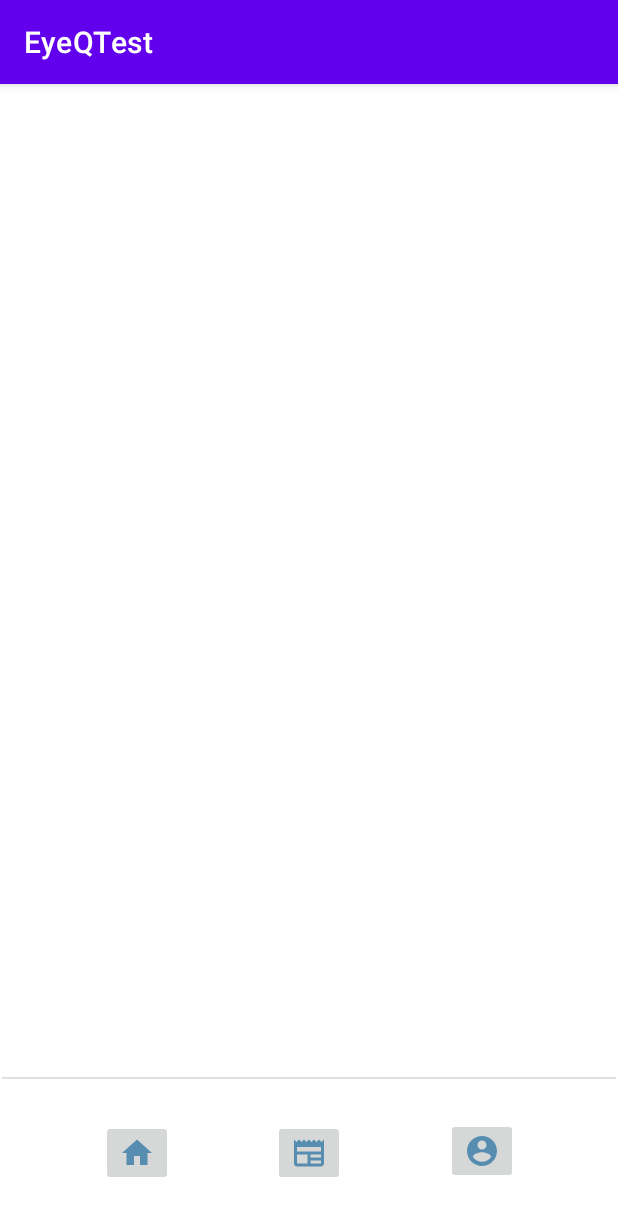
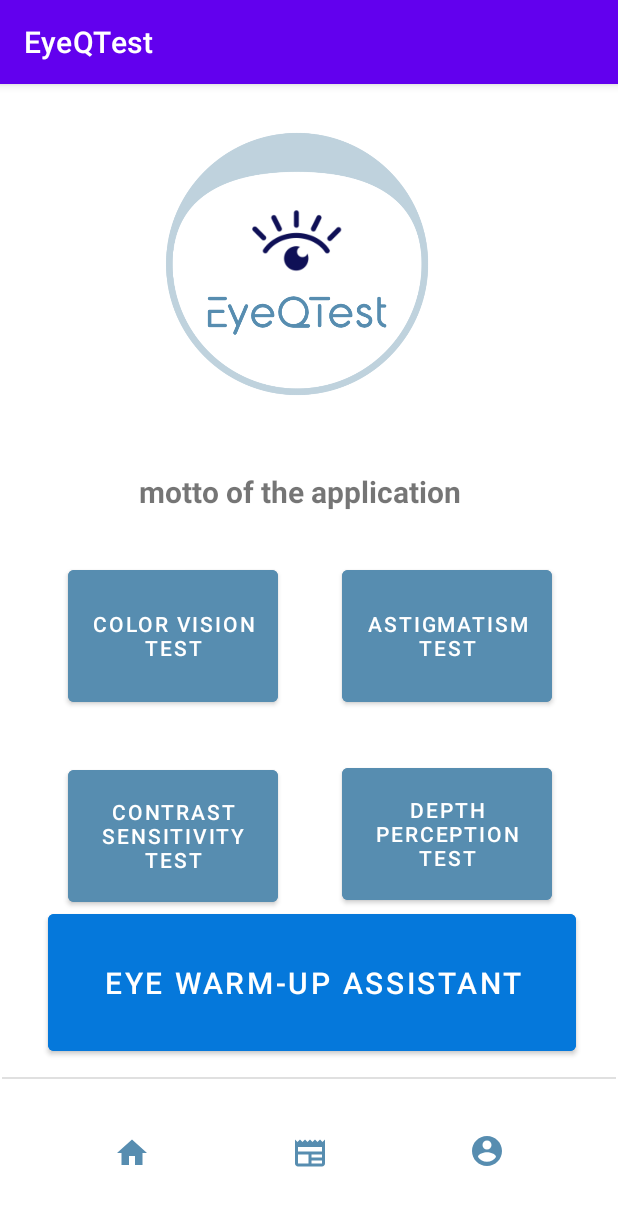
Before and after one commit to poorna-theekshana/EyeQTest, an Android app: the screen it shows after launch (MainActivity), on a phone screen of 412 x 824 dp. Shown: the top 1216 px of the screen. Run offline under Robolectric (Android 15) with nearby library versions, the light colour scheme and no system bars.

Commit message:
home page UI

```diff
--- a/app/src/main/java/com/example/eyeqtest/HomeFragment.kt
+++ b/app/src/main/java/com/example/eyeqtest/HomeFragment.kt
@@ -7,7 +7,6 @@ import android.view.LayoutInflater
 import android.view.View
 import android.view.ViewGroup
 import android.widget.Button
-import com.example.eyeqtest.ColorBlindTest.CloseRightEye
 import com.example.eyeqtest.ColorBlindTest.ColorBlindHome
 
 class HomeFragment : Fragment() {
@@ -19,15 +18,12 @@ class HomeFragment : Fragment() {
         // Inflate the layout for this fragment
         val view = inflater.inflate(R.layout.fragment_home, container, false)
 
-        val colorblindtest = view.findViewById<Button>(R.id.cbtesthomebtn)
+        val colorblindtest = view.findViewById<Button>(R.id.colorBlindTestBtn)
 
         colorblindtest.setOnClickListener {
             val intent = Intent(activity, ColorBlindHome::class.java)
             startActivity(intent)
         }
-
-
-
         return view
     }
 
--- a/app/src/main/java/com/example/eyeqtest/MainActivity.kt
+++ b/app/src/main/java/com/example/eyeqtest/MainActivity.kt
@@ -25,7 +25,7 @@ class MainActivity : AppCompatActivity() {
             imgUser.setImageResource(R.drawable.account_icon)
             imgNews.setImageResource(R.drawable.newsletter_icon)
             supportFragmentManager.beginTransaction().apply {
-                replace(R.id.fragmentContainerView, fragmentHome)
+                replace(R.id.fragmentContainerView3, fragmentHome)
                 commit()
             }
         }
@@ -35,7 +35,7 @@ class MainActivity : AppCompatActivity() {
             imgUser.setImageResource(R.drawable.selected_user)
             imgNews.setImageResource(R.drawable.newsletter_icon)
             supportFragmentManager.beginTransaction().apply {
-                replace(R.id.fragmentContainerView, fragmentUser)
+                replace(R.id.fragmentContainerView3, fragmentUser)
                 commit()
             }
         }
@@ -45,7 +45,7 @@ class MainActivity : AppCompatActivity() {
             imgUser.setImageResource(R.drawable.account_icon)
             imgNews.setImageResource(R.drawable.selected_newsletter)
             supportFragmentManager.beginTransaction().apply {
-                replace(R.id.fragmentContainerView, fragmentNews)
+                replace(R.id.fragmentContainerView3, fragmentNews)
                 commit()
             }
         }
--- a/app/src/main/java/com/example/eyeqtest/UserFragment.kt
+++ b/app/src/main/java/com/example/eyeqtest/UserFragment.kt
@@ -20,15 +20,6 @@ class UserFragment : Fragment() {
         // Inflate the layout for this fragment
         val view = inflater.inflate(R.layout.fragment_user, container, false)
 
-        val colorblindtest = view.findViewById<Button>(R.id.button)
-
-        colorblindtest.setOnClickListener {
-            val intent = Intent(activity, ColorBlindHome::class.java)
-            startActivity(intent)
-        }
-
-
-
         return view
     }
 
--- a/app/src/main/res/layout/activity_main.xml
+++ b/app/src/main/res/layout/activity_main.xml
@@ -8,10 +8,11 @@
 
     <ImageButton
         android:id="@+id/homebutton"
-        android:layout_width="wrap_content"
-        android:layout_height="wrap_content"
+        android:layout_width="70dp"
+        android:layout_height="60dp"
         android:layout_marginTop="9dp"
         android:layout_marginBottom="16dp"
+        android:backgroundTint="#FFFFFF"
         app:layout_constraintBottom_toBottomOf="parent"
         app:layout_constraintEnd_toStartOf="@+id/newletterbutton"
         app:layout_constraintHorizontal_bias="0.5"
@@ -22,10 +23,11 @@
 
     <ImageButton
         android:id="@+id/userbutton"
-        android:layout_width="wrap_content"
-        android:layout_height="wrap_content"
+        android:layout_width="69dp"
+        android:layout_height="59dp"
         android:layout_marginTop="8dp"
         android:layout_marginBottom="17dp"
+        android:backgroundTint="#FFFFFF"
         app:layout_constraintBottom_toBottomOf="parent"
         app:layout_constraintEnd_toEndOf="parent"
         app:layout_constraintHorizontal_bias="0.5"
@@ -35,10 +37,11 @@
 
     <ImageButton
         android:id="@+id/newletterbutton"
-        android:layout_width="wrap_content"
-        android:layout_height="wrap_content"
+        android:layout_width="62dp"
+        android:layout_height="60dp"
         android:layout_marginTop="9dp"
         android:layout_marginBottom="16dp"
+        android:backgroundTint="#FFFFFF"
         app:layout_constraintBottom_toBottomOf="parent"
         app:layout_constraintEnd_toStartOf="@+id/userbutton"
         app:layout_constraintHorizontal_bias="0.5"
@@ -51,20 +54,22 @@
         android:layout_width="409dp"
         android:layout_height="1dp"
         android:layout_marginStart="1dp"
-        android:layout_marginTop="2dp"
+        android:layout_marginTop="4dp"
         android:layout_marginEnd="1dp"
         android:background="?android:attr/listDivider"
         app:layout_constraintEnd_toEndOf="parent"
         app:layout_constraintHorizontal_bias="0.0"
         app:layout_constraintStart_toStartOf="parent"
-        app:layout_constraintTop_toBottomOf="@+id/fragmentContainerView" />
+        app:layout_constraintTop_toBottomOf="@+id/fragmentContainerView3" />
 
     <androidx.fragment.app.FragmentContainerView
-        android:id="@+id/fragmentContainerView"
+        android:id="@+id/fragmentContainerView3"
         android:name="com.example.eyeqtest.HomeFragment"
-        android:layout_width="413dp"
-        android:layout_height="660dp"
-        tools:layout_editor_absoluteX="-3dp"
-        tools:layout_editor_absoluteY="0dp" />
+        android:layout_width="408dp"
+        android:layout_height="656dp"
+        android:layout_marginTop="2dp"
+        android:layout_marginEnd="1dp"
+        app:layout_constraintEnd_toEndOf="parent"
+        app:layout_constraintTop_toTopOf="parent" />
 
 </androidx.constraintlayout.widget.ConstraintLayout>
--- a/app/src/main/res/layout/fragment_home.xml
+++ b/app/src/main/res/layout/fragment_home.xml
@@ -8,16 +8,94 @@
     tools:context=".HomeFragment">
 
     <Button
-        android:id="@+id/cbtesthomebtn"
-        android:layout_width="wrap_content"
-        android:layout_height="wrap_content"
-        android:layout_marginStart="87dp"
-        android:layout_marginTop="138dp"
-        android:layout_marginEnd="230dp"
-        android:layout_marginBottom="545dp"
-        android:text="Button"
+        android:id="@+id/colorBlindTestBtn"
+        android:layout_width="140dp"
+        android:layout_height="100dp"
+        android:layout_marginTop="22dp"
+        android:backgroundTint="#578DB0"
+        android:text="Color Vision Test"
+        app:layout_constraintEnd_toStartOf="@+id/astigmatismTestBtn"
+        app:layout_constraintHorizontal_bias="0.5"
+        app:layout_constraintStart_toStartOf="parent"
+        app:layout_constraintTop_toBottomOf="@+id/textView2" />
+
+    <Button
+        android:id="@+id/astigmatismTestBtn"
+        android:layout_width="140dp"
+        android:layout_height="100dp"
+        android:layout_marginTop="22dp"
+        android:backgroundTint="#578DB0"
+        android:text="Astigmatism  Test"
+        app:layout_constraintEnd_toEndOf="parent"
+        app:layout_constraintHorizontal_bias="0.5"
+        app:layout_constraintStart_toEndOf="@+id/colorBlindTestBtn"
+        app:layout_constraintTop_toBottomOf="@+id/textView2" />
+
+    <Button
+        android:id="@+id/contrastTestBtn"
+        android:layout_width="140dp"
+        android:layout_height="100dp"
+        android:layout_marginTop="33dp"
+        android:backgroundTint="#578DB0"
+        android:text="Contrast Sensitivity Test"
+        app:layout_constraintEnd_toStartOf="@+id/depthTestBtn"
+        app:layout_constraintHorizontal_bias="0.5"
+        app:layout_constraintStart_toStartOf="parent"
+        app:layout_constraintTop_toBottomOf="@+id/colorBlindTestBtn" />
+
+    <Button
+        android:id="@+id/depthTestBtn"
+        android:layout_width="140dp"
+        android:layout_height="100dp"
+        android:layout_marginTop="32dp"
+        android:backgroundTint="#578DB0"
+        android:text="Depth Perception Test"
+        app:layout_constraintEnd_toEndOf="parent"
+        app:layout_constraintHorizontal_bias="0.5"
+        app:layout_constraintStart_toEndOf="@+id/contrastTestBtn"
+        app:layout_constraintTop_toBottomOf="@+id/astigmatismTestBtn" />
+
+    <Button
+        android:id="@+id/uniqueFeatureBtn"
+        android:layout_width="352dp"
+        android:layout_height="103dp"
+        android:layout_marginStart="29dp"
+        android:layout_marginTop="34dp"
+        android:layout_marginEnd="30dp"
+        android:layout_marginBottom="46dp"
+        android:backgroundTint="#0578DB"
+        android:text="Eye Warm-up assistant"
+        android:textSize="20dp"
         app:layout_constraintBottom_toBottomOf="parent"
+        app:layout_constraintEnd_toEndOf="parent"
+        app:layout_constraintHorizontal_bias="0.0"
+        app:layout_constraintStart_toStartOf="parent"
+        app:layout_constraintTop_toBottomOf="@+id/contrastTestBtn" />
+
+    <ImageView
+        android:id="@+id/homelogo"
+        android:layout_width="239dp"
+        android:layout_height="181dp"
+        android:layout_marginStart="78dp"
+        android:layout_marginTop="27dp"
+        android:layout_marginEnd="95dp"
+        android:src="@drawable/lg"
         app:layout_constraintEnd_toEndOf="parent"
         app:layout_constraintStart_toStartOf="parent"
         app:layout_constraintTop_toTopOf="parent" />
+
+    <TextView
+        android:id="@+id/textView2"
+        android:layout_width="322dp"
+        android:layout_height="48dp"
+        android:layout_marginStart="37dp"
+        android:layout_marginTop="37dp"
+        android:layout_marginEnd="52dp"
+        android:gravity="center"
+        android:text="motto of the application"
+        android:textSize="20dp"
+        android:textStyle="bold"
+        app:layout_constraintEnd_toEndOf="parent"
+        app:layout_constraintStart_toStartOf="parent"
+        app:layout_constraintTop_toBottomOf="@+id/homelogo" />
 </androidx.constraintlayout.widget.ConstraintLayout>
```
